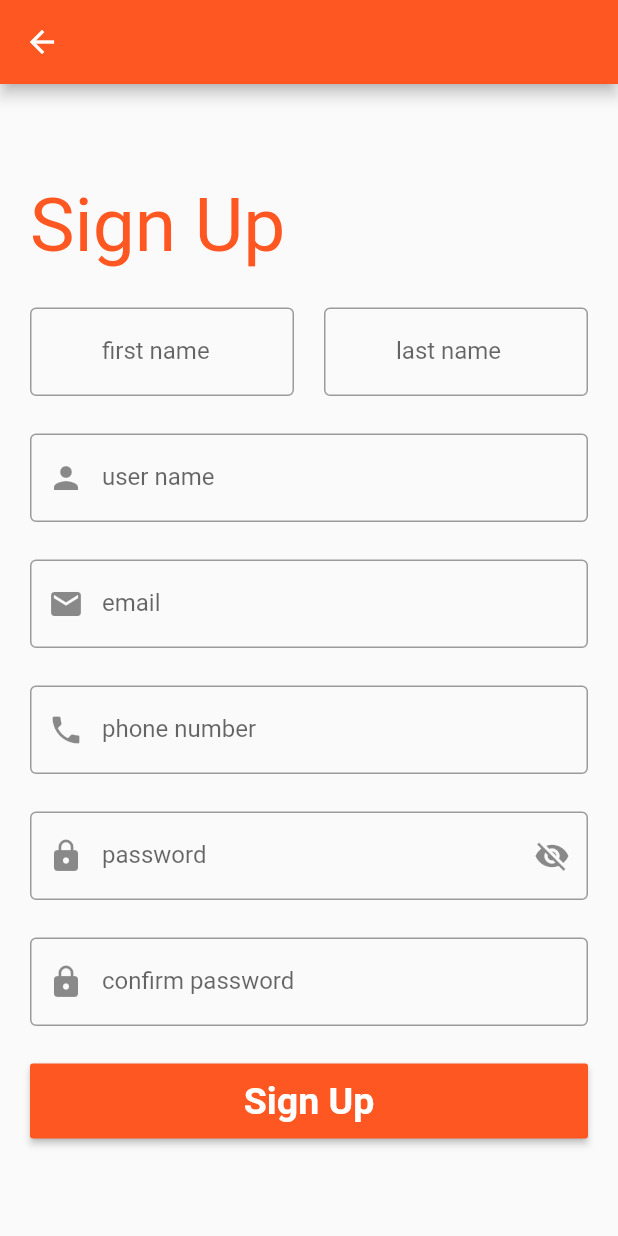
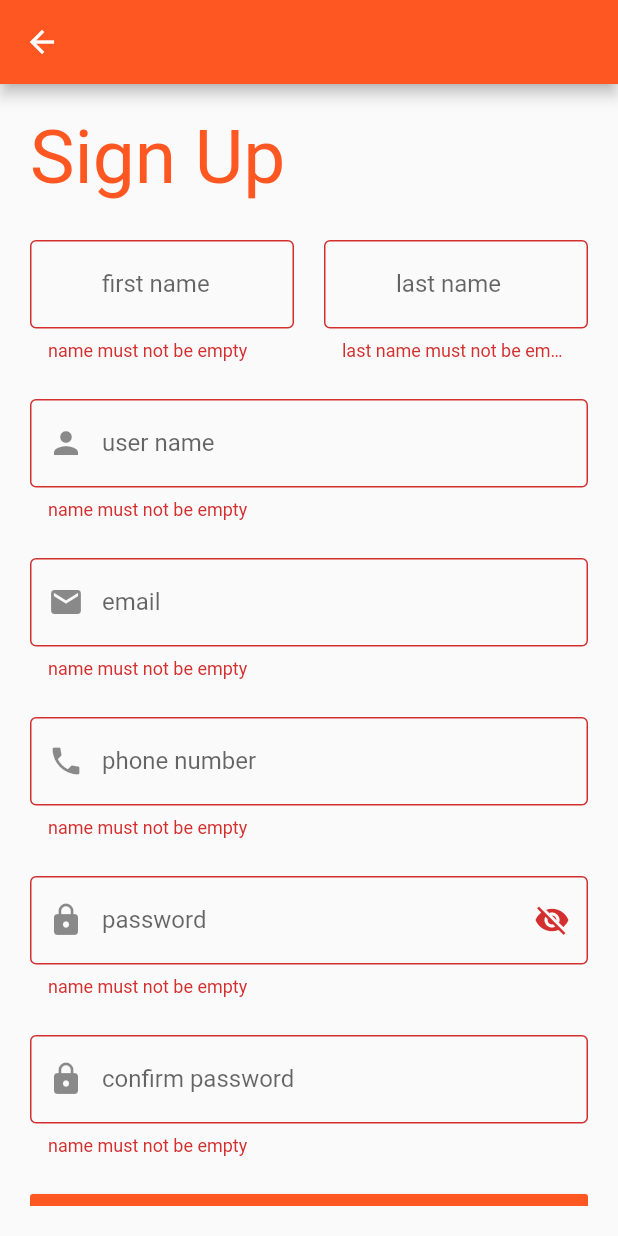
Before and after one commit to Mohammad-Abudaf/social_app, a Flutter app: the RegisterScreen screen opened directly, after a tap on "Sign Up", on a phone screen of 412 x 824 dp. Run offline on Flutter 3.47's test engine with Material 2 defaults, Android fonts, the phone set to English and light mode, and no system bars; our stand-ins replace bloc, firebase_auth, firebase_core, flutter_bloc, fluttertoast; accounts and stored records are empty.

```diff
--- a/lib/modules/register_sceen/register_screen.dart
+++ b/lib/modules/register_sceen/register_screen.dart
@@ -1,9 +1,11 @@
 import 'package:flutter/cupertino.dart';
 import 'package:flutter/material.dart';
+import 'package:flutter_bloc/flutter_bloc.dart';
 import 'package:social_app/shared/componants/componants.dart';
+import 'package:social_app/shared/cubits/sign_up_cubit/sign_up_cubit.dart';
 import 'package:social_app/shared/styles/colors.dart';
 
-class RegisterScreen extends StatefulWidget{
+class RegisterScreen extends StatefulWidget {
   @override
   _RegisterScreenState createState() => _RegisterScreenState();
 }
@@ -30,6 +32,14 @@ class _RegisterScreenState extends State<RegisterScreen> {
   @override
   Widget build(BuildContext context) {
     // TODO: implement build
+    return BlocProvider(
+      create: (context) => SignUpCubit(),
+      child: BlocConsumer<SignUpCubit, SignUpState>(
+        listener: (context, state) {
+          // TODO: implement listener
+        },
+        builder: (context, state) {
+          var cubit = SignUpCubit().get(context);
           return Scaffold(
             appBar: AppBar(),
             body: Padding(
@@ -50,7 +60,9 @@ class _RegisterScreenState extends State<RegisterScreen> {
                             color: MAIN_COLOR,
                           ),
                         ),
-                  SizedBox(height: 25.0,),
+                        SizedBox(
+                          height: 25.0,
+                        ),
                         Row(
                           children: <Widget>[
                             Expanded(
@@ -59,102 +71,132 @@ class _RegisterScreenState extends State<RegisterScreen> {
                                 child: defaultFormField(
                                     controller: fNameController,
                                     type: TextInputType.text,
-                              validate: (String value){
-                                if(value == null || value.isEmpty){
+                                    validate: (String value) {
+                                      if (value == null || value.isEmpty) {
                                         return 'name must not be empty';
                                       }
                                       return null;
-                              }, label: 'first name'
+                                    },
+                                    label: 'first name'),
                               ),
                             ),
+                            SizedBox(
+                              width: 20,
                             ),
-                      SizedBox(width: 20,),
                             Expanded(
                               flex: 2,
                               child: Container(
                                 child: defaultFormField(
                                     controller: lNameController,
                                     type: TextInputType.text,
-                              validate: (String value){
-                                if(value == null || value.isEmpty){
+                                    validate: (String value) {
+                                      if (value == null || value.isEmpty) {
                                         return 'last name must not be empty';
                                       }
                                       return null;
-                              }, label: 'last name'
-                          ),
+                                    },
+                                    label: 'last name'),
                               ),
                             ),
                           ],
                         ),
-                  SizedBox(height: 25.0,),
+                        SizedBox(
+                          height: 25.0,
+                        ),
                         defaultFormField(
                             controller: userNameController,
                             type: TextInputType.name,
                             prefix: Icons.person,
-                      validate: (String value){
-                        if(value == null || value.isEmpty){
+                            validate: (String value) {
+                              if (value == null || value.isEmpty) {
                                 return 'name must not be empty';
                               }
                               return null;
-                      }, label: 'user name'
+                            },
+                            label: 'user name'),
+                        SizedBox(
+                          height: 25.0,
                         ),
-                  SizedBox(height: 25.0,),
                         defaultFormField(
                             controller: emailController,
                             type: TextInputType.emailAddress,
                             prefix: Icons.email,
-                      validate: (String value){
-                        if(value == null || value.isEmpty){
+                            validate: (String value) {
+                              if (value == null || value.isEmpty) {
                                 return 'name must not be empty';
                               }
                               return null;
-                      }, label: 'email'
+                            },
+                            label: 'email'),
+                        SizedBox(
+                          height: 25.0,
                         ),
-                  SizedBox(height: 25.0,),
                         defaultFormField(
                             controller: phoneNumberController,
                             type: TextInputType.phone,
                             prefix: Icons.phone,
-                      validate: (String value){
-                        if(value == null || value.isEmpty){
+                            validate: (String value) {
+                              if (value == null || value.isEmpty) {
                                 return 'name must not be empty';
                               }
                               return null;
-                      }, label: 'phone number'
+                            },
+                            label: 'phone number'),
+                        SizedBox(
+                          height: 25.0,
                         ),
-                  SizedBox(height: 25.0,),
                         defaultFormField(
                             controller: passwordController,
                             type: TextInputType.visiblePassword,
                             prefix: Icons.lock,
                             isPassword: _isShown,
-                      suffix: _isShown? Icons.visibility : Icons.visibility_off,
-                      suffixPressed: (){
+                            suffix: _isShown
+                                ? Icons.visibility
+                                : Icons.visibility_off,
+                            suffixPressed: () {
                               _isShown = !_isShown;
                               setState(() {});
                             },
-                      validate: (String value){
-                        if(value == null || value.isEmpty){
+                            validate: (String value) {
+                              if (value == null || value.isEmpty) {
                                 return 'name must not be empty';
                               }
                               return null;
-                      }, label: 'password'
+                            },
+                            label: 'password'),
+                        SizedBox(
+                          height: 25.0,
                         ),
-                  SizedBox(height: 25.0,),
                         defaultFormField(
                             controller: confirmPasswordController,
                             type: TextInputType.visiblePassword,
                             isPassword: _isShown,
                             prefix: Icons.lock,
-                      validate: (String value){
-                        if(value == null || value.isEmpty){
+                            validate: (String value) {
+                              if (value == null || value.isEmpty) {
                                 return 'name must not be empty';
                               }
                               return null;
-                      }, label: 'confirm password'
+                            },
+                            label: 'confirm password'),
+                        SizedBox(
+                          height: 25.0,
                         ),
-                  SizedBox(height: 25.0,),
-                  defaultButton(label: 'Sign Up', onPressed: (){}),
+                        defaultButton(
+                            label: 'Sign Up',
+                            onPressed: () {
+                              if (_formKey.currentState.validate()) {
+                                cubit.postData(
+                                    firstName: fNameController.text.toString(),
+                                    lastName: lNameController.text.toString(),
+                                    userName: userNameController.text.toString(),
+                                    phoneNumber: phoneNumberController.text.toString(),
+                                    email: emailController.text.toString(),
+                                    password: passwordController.text.toString(),
+                                    confirmPassword: confirmPasswordController.text.toString()
+                                );
+                              }
+                            }),
                       ],
                     ),
                   ),
@@ -162,5 +204,8 @@ class _RegisterScreenState extends State<RegisterScreen> {
               ),
             ),
           );
+        },
+      ),
+    );
   }
 }
--- a/lib/shared/cubits/sign_up_cubit/sign_up_state.dart
+++ b/lib/shared/cubits/sign_up_cubit/sign_up_state.dart
@@ -4,3 +4,7 @@ part of 'sign_up_cubit.dart';
 abstract class SignUpState {}
 
 class SignUpInitial extends SignUpState {}
+
+class SingUpLoadingState extends SignUpState{}
+class SingUpSuccessState extends SignUpState{}
+class SingUpErrorState extends SignUpState{}
```
Also changed, not shown: lib/modules/loging_screen/loging_screen.dart (+34 -4 lines), lib/shared/cubits/login_cubit/login_cubit.dart (+17 -0 lines), lib/shared/cubits/login_cubit/login_state.dart (+8 -0 lines), lib/shared/cubits/sign_up_cubit/sign_up_cubit.dart (+23 -0 lines). Lines whose indentation alone changed are shown as unchanged.
